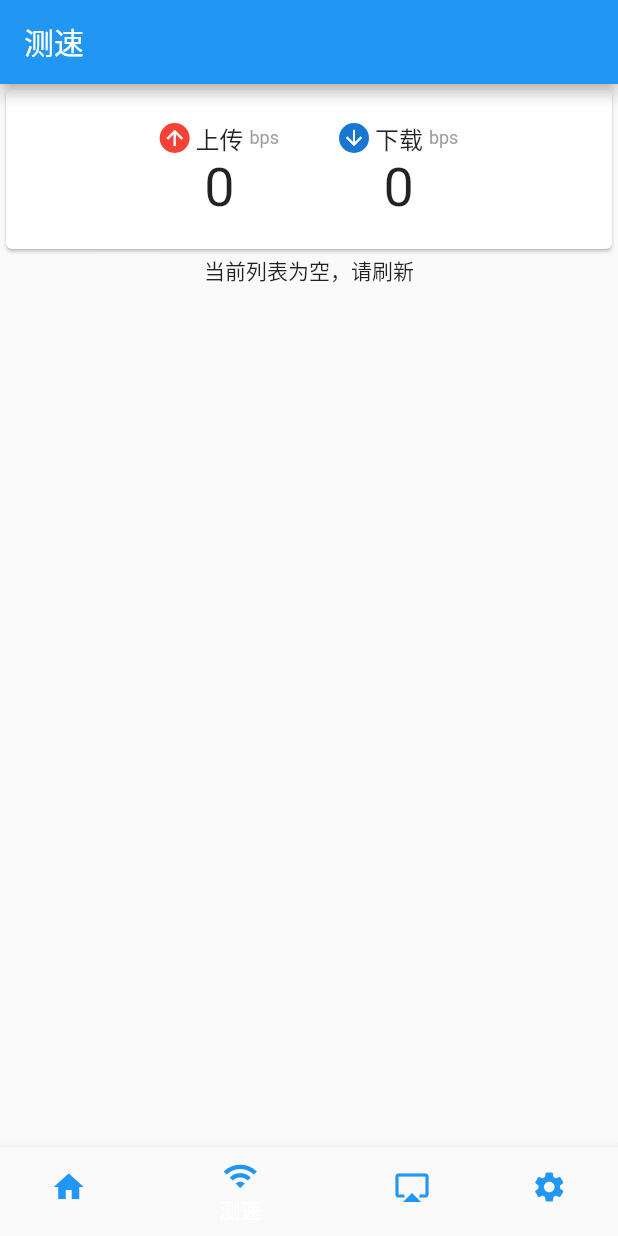
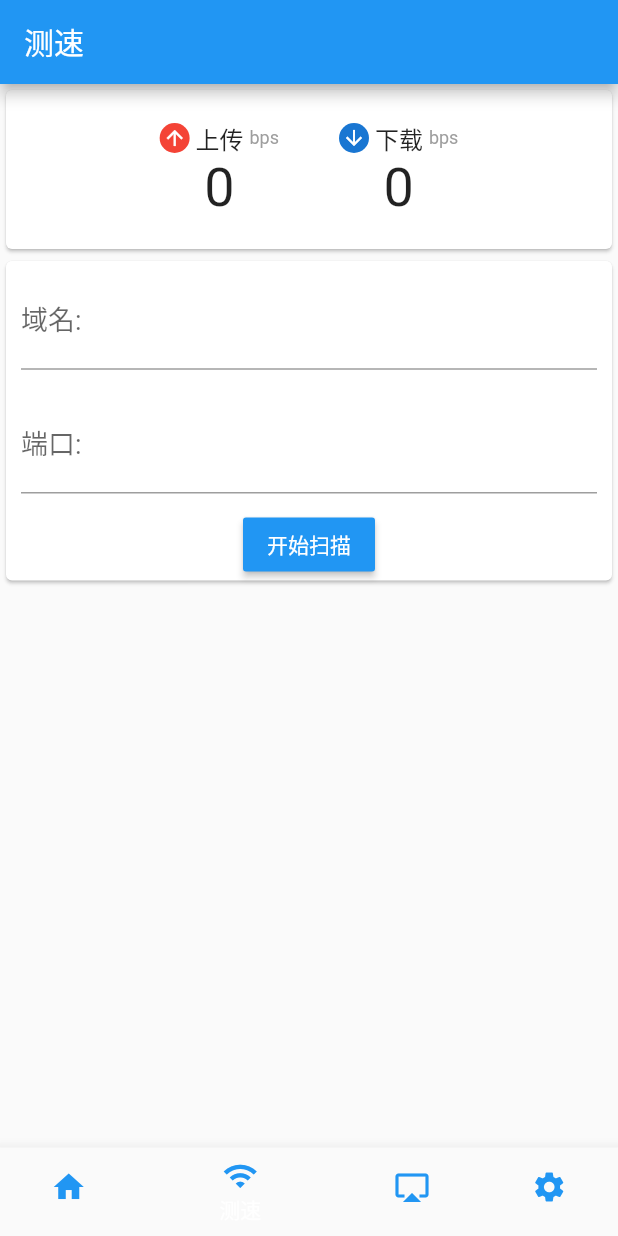
Before and after one commit to ZhipeiYang/WiFi_Tools, a Flutter app: the screen it shows after launch, item 2 of the bottom bar chosen, on a phone screen of 412 x 824 dp. Run offline on Flutter 3.47's test engine with Material 2 defaults, Android fonts, the phone set to English and light mode, and no system bars.

Commit message:
添加了端口扫描的UI卡片，下个版本写后台代码

```diff
--- a/lib/Pages/home_screen.dart
+++ b/lib/Pages/home_screen.dart
@@ -36,6 +36,9 @@ class _HomeScreenState extends State<HomeScreen> {
     } on PlatformException{
       //print("获取设备列表出错:" + e.toString());
       showToast("获取列表出错，请检查Wifi网络");
+      setState(() {
+       listFlag=0;
+      });
     }
   }
 
--- a/lib/Pages/speedtest_screen.dart
+++ b/lib/Pages/speedtest_screen.dart
@@ -1,9 +1,8 @@
 import 'package:flutter/material.dart';
 import 'package:flutter/services.dart';
 import 'package:wifitools/Tips/netspeed.dart';
-import 'package:wifitools/Tips/loading.dart';
+import 'package:wifitools/Tips/portscan.dart';
 import 'package:wifitools/Class/net_speed.dart';
-
 class SpeedTestScreen extends StatefulWidget {
   @override
   _SpeedTestScreenState createState() => _SpeedTestScreenState();
@@ -12,11 +11,11 @@ class SpeedTestScreen extends StatefulWidget {
 class _SpeedTestScreenState extends State<SpeedTestScreen> {
   static const MethodChannel platform = const MethodChannel('com.kiko.wifi/act');
   static const EventChannel eventChannel = const EventChannel('com.kiko.wifi/speed_event');
-  String speedJson;
-  int listFlag = 0;
-  bool broadcastFlag=false;
-  NetSpeed _netSpeedShow=new NetSpeed({"down":"0","up":"0"});
-  List<NetSpeed> _netSpeed = new List<NetSpeed>(); //测速结果
+  String speedJson;//从广播传来的实时网速信息json字符串
+  //int listFlag = 0;
+  bool broadcastFlag=false;//广播是否开启状态
+  NetSpeed _netSpeedShow=new NetSpeed({"down":"0","up":"0"});//和展示UI绑定的网速展示类型
+  //List<NetSpeed> _netSpeed = new List<NetSpeed>(); //测速结果
   //初始化
   @override
   void initState() {
@@ -66,9 +65,7 @@ class _SpeedTestScreenState extends State<SpeedTestScreen> {
             ),
           ),
           //这里获取结果表
-          Expanded(
-            child: _getListView(),
-          )
+          PortScanWidget()
           //_getListView(),
         ],
       ),
@@ -78,7 +75,6 @@ class _SpeedTestScreenState extends State<SpeedTestScreen> {
   void _onEvent(Object event) {
     setState(() {
       speedJson = event;
-      //print(speedJson);
       _netSpeedShow=new NetSpeed(speedJson);
     });
   }
@@ -100,64 +96,64 @@ class _SpeedTestScreenState extends State<SpeedTestScreen> {
     }
   }
   //根据测速结果动态生成展示列表
-  _getListView() {
-    if (listFlag == 0) {
-      return Text('当前列表为空，请刷新');
-    } else if (listFlag == 1) {
-      return ListView.builder(
-        itemCount: _netSpeed == null ? 0 : _netSpeed.length,
-        itemBuilder: (BuildContext context, int position) {
-          return _getListTile(_netSpeed[position].up, _netSpeed[position].down);
-        },
-      );
-    } else if (listFlag == -1) {
-      return LoadingWidget();
-    }
-  }
-  //生成上述表的每一项
-  _getListTile(String up, String down) {
-    return Card(
-      child: Row(
-        mainAxisAlignment: MainAxisAlignment.center,
-        children: <Widget>[
-          Container(
-            margin: EdgeInsets.only(left: 20, right: 20, top: 10, bottom: 10),
-            child: Row(
-              children: <Widget>[
-                CircleAvatar(
-                  backgroundColor: Colors.red,
-                  foregroundColor: Colors.white,
-                  radius: 10,
-                  child: Icon(
-                    Icons.arrow_upward,
-                    size: 16,
-                  ),
-                ),
-                Text(" 上传:"),
-                Text(up),
-                Text("bps"),
-              ],
-            ),
-          ),
-          Container(
-            margin: EdgeInsets.only(left: 20, right: 20, top: 10, bottom: 10),
-            child: Row(
-              children: <Widget>[
-                CircleAvatar(
-                  radius: 10,
-                  child: Icon(
-                    Icons.arrow_downward,
-                    size: 16,
-                  ),
-                ),
-                Text(" 下载:"),
-                Text(down),
-                Text("bps"),
-              ],
-            ),
-          ),
-        ],
-      ),
-    );
-  }
+//   _getListView() {
+//     if (listFlag == 0) {
+//       return Text('当前列表为空，请刷新');
+//     } else if (listFlag == 1) {
+//       return ListView.builder(
+//         itemCount: _netSpeed == null ? 0 : _netSpeed.length,
+//         itemBuilder: (BuildContext context, int position) {
+//           return _getListTile(_netSpeed[position].up, _netSpeed[position].down);
+//         },
+//       );
+//     } else if (listFlag == -1) {
+//       return LoadingWidget();
+//     }
+//   }
+//   //生成上述表的每一项
+//   _getListTile(String up, String down) {
+//     return Card(
+//       child: Row(
+//         mainAxisAlignment: MainAxisAlignment.center,
+//         children: <Widget>[
+//           Container(
+//             margin: EdgeInsets.only(left: 20, right: 20, top: 10, bottom: 10),
+//             child: Row(
+//               children: <Widget>[
+//                 CircleAvatar(
+//                   backgroundColor: Colors.red,
+//                   foregroundColor: Colors.white,
+//                   radius: 10,
+//                   child: Icon(
+//                     Icons.arrow_upward,
+//                     size: 16,
+//                   ),
+//                 ),
+//                 Text(" 上传:"),
+//                 Text(up),
+//                 Text("bps"),
+//               ],
+//             ),
+//           ),
+//           Container(
+//             margin: EdgeInsets.only(left: 20, right: 20, top: 10, bottom: 10),
+//             child: Row(
+//               children: <Widget>[
+//                 CircleAvatar(
+//                   radius: 10,
+//                   child: Icon(
+//                     Icons.arrow_downward,
+//                     size: 16,
+//                   ),
+//                 ),
+//                 Text(" 下载:"),
+//                 Text(down),
+//                 Text("bps"),
+//               ],
+//             ),
+//           ),
+//         ],
+//       ),
+//     );
+//   }
 }
--- /dev/null
+++ b/lib/Tips/portscan.dart
@@ -0,0 +1,80 @@
+import 'package:flutter/material.dart';
+
+class PortScanWidget extends StatefulWidget {
+  @override
+  _PortScanWidgetState createState() => _PortScanWidgetState();
+}
+
+class _PortScanWidgetState extends State<PortScanWidget> {
+  var _textStyle = TextStyle(fontSize: 16);
+  TextEditingController _ipController = TextEditingController();
+  TextEditingController _portController = TextEditingController();
+  @override
+  Widget build(BuildContext context) {
+    return Card(
+                child: Column(
+              children: <Widget>[
+                Container(
+                  margin: EdgeInsets.all(10),
+                  child: Row(
+                    children: <Widget>[
+                      // Container(
+                      //   margin: EdgeInsets.only(right: 20),
+                      //   child: LimitedBox(
+                      //     child: Text(
+                      //       "域名:",
+                      //       style:_textStyle,
+                      //     ),
+                      //     maxWidth: 70,
+                      //   ),
+                      // ),
+                      Expanded(
+                          child: TextField(
+                            decoration:
+                                InputDecoration(labelText: '域名:'),
+                            style: TextStyle(fontSize: 18.0, color: Colors.blue),
+                            controller: _ipController,
+                      )),
+                    ],
+                  ),
+                ),
+                Container(
+                  margin: EdgeInsets.all(10),
+                  child: Row(
+                    children: <Widget>[
+                      // Container(
+                      //   margin: EdgeInsets.only(right: 20),
+                      //   child: LimitedBox(
+                      //     child: Text(
+                      //       "端口:",
+                      //       style: _textStyle,
+                      //     ),
+                      //     maxWidth: 70,
+                      //   ),
+                      // ),
+                      Expanded(
+                          child: TextField(
+                            decoration:
+                                InputDecoration(labelText: '端口:'),
+                            style: TextStyle(fontSize: 18.0, color: Colors.blue),
+                            controller: _portController,
+                      )),
+                    ],
+                  ),
+                ),
+                RaisedButton(
+                  color: Colors.blue,
+                  textColor: Colors.white,
+                  splashColor: Colors.lightBlue,
+                  child: Text('开始扫描'),
+                  onPressed: ScanPort,
+                ),
+              ],
+            ));
+  }
+  void ScanPort() {
+    var ipStr = _ipController.text;
+    var portStr = _portController.text;
+    print("IP:" + ipStr + " Port:" + portStr);
+  }
+}
```
Also changed, not shown: lib/Pages/tools_screen.dart (+13 -5 lines).
